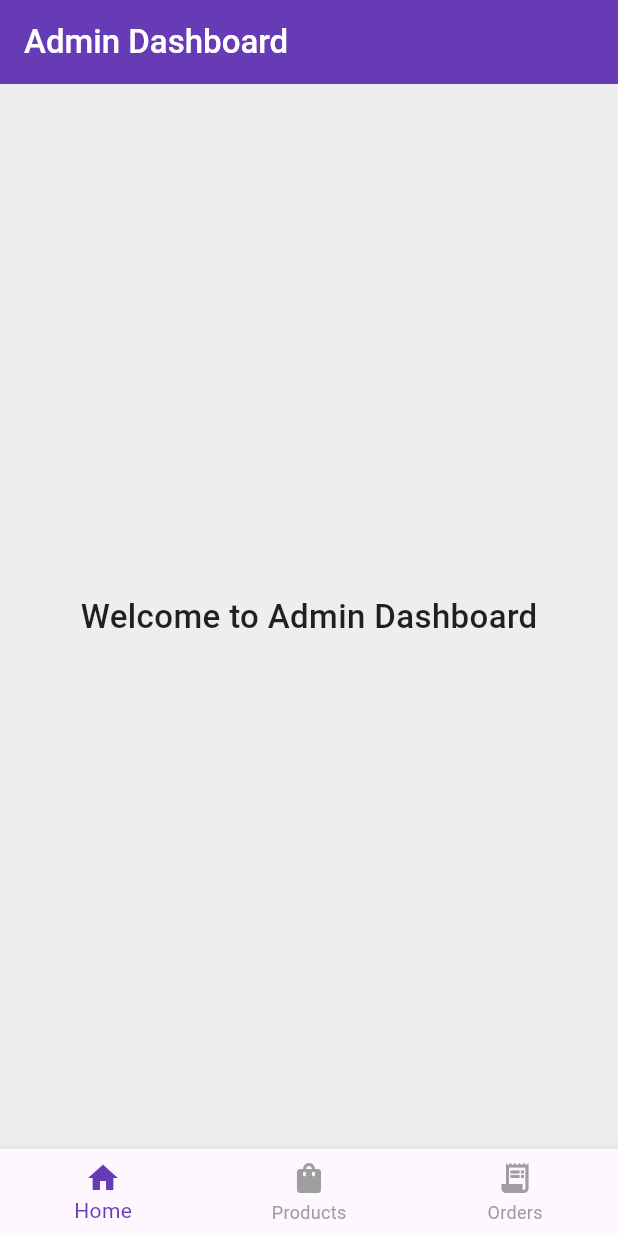
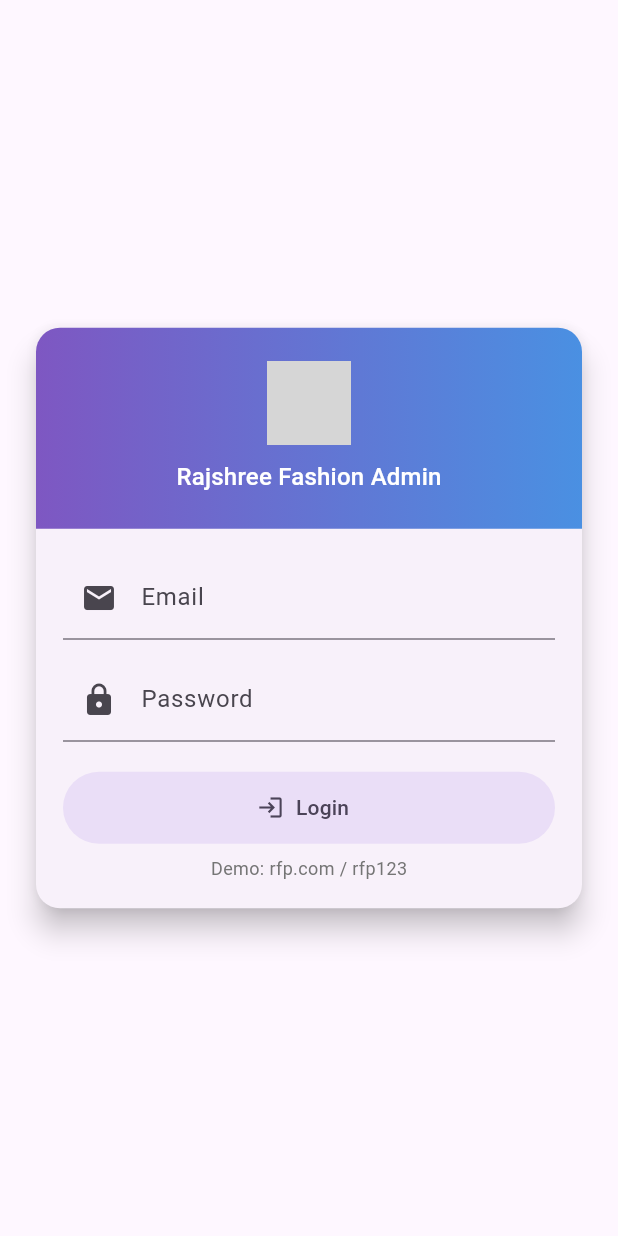
Before and after one commit to MalathyS-foxindia/admin_dashboard_rajashree, a Flutter app: the screen it shows after launch, on a phone screen of 412 x 824 dp. Run offline on Flutter 3.47's test engine with Material 3 defaults, Android fonts, the phone set to English and light mode, and no system bars; our stand-ins replace flutter_dotenv, flutter_svg, pdf, supabase_flutter; missing offline and left inert: barcode; accounts and stored records are empty; grey boxes are pictures that could not be loaded.

Commit message:
Merged Dashboard Changes

```diff
--- a/lib/main.dart
+++ b/lib/main.dart
@@ -1,3 +1,6 @@
+// lib/main.dart
+
+import 'package:admin_dashboard_rajshree/screens/login_screen.dart';
 import 'package:flutter/material.dart';
 import 'package:provider/provider.dart';
 import 'package:flutter_dotenv/flutter_dotenv.dart';
@@ -19,138 +22,34 @@ Future<void> main() async {
   );
 
 
-  runApp(
-    MultiProvider(
-      providers: [
-        ChangeNotifierProvider(create: (_) => ProductProvider()),
-        ChangeNotifierProvider(   create: (_) => OrderProvider(Supabase.instance.client)),
-      ],
-      child: const AdminApp(),
-    ),
-  );
+
+  runApp(const MyApp());
 }
 
-class AdminApp extends StatelessWidget {
-  const AdminApp({super.key});
+const Color primaryBlue = Color(0xFF7E57C2);
+
+class MyApp extends StatelessWidget {
+  const MyApp({super.key});
+
 
   @override
   Widget build(BuildContext context) {
-    return MaterialApp(
-      title: 'Admin Dashboard',
-      theme: ThemeData(
-        primarySwatch: Colors.deepPurple,
-        visualDensity: VisualDensity.adaptivePlatformDensity,
-        scaffoldBackgroundColor: Colors.grey[200],
-        appBarTheme: const AppBarTheme(
-          backgroundColor: Colors.deepPurple,
-          foregroundColor: Colors.white,
-          elevation: 2.0,
+    return MultiProvider(
+      providers: [
+        // This is where you create and provide your ProductProvider
+        ChangeNotifierProvider(create: (_) => ProductProvider()),
+        ChangeNotifierProvider(create: (_) => OrderProvider(Supabase.instance.client)),
+        // Add any other providers your app needs here
+      ],
+      child: MaterialApp(
+        title: 'Rajshree Fashions Admin',
+        debugShowCheckedModeBanner: false,
+        theme: ThemeData(
+          colorScheme: ColorScheme.fromSeed(seedColor: primaryBlue),
+          useMaterial3: true,
         ),
-        cardTheme: CardThemeData(
-          elevation: 4,
-          shape: RoundedRectangleBorder(
-            borderRadius: BorderRadius.circular(10.0),
-          ),
-          margin: const EdgeInsets.all(8.0),
-        ),
-        textTheme: const TextTheme(
-          headlineMedium: TextStyle(fontSize: 28.0, fontWeight: FontWeight.w600, color: Colors.deepPurple),
-          titleLarge: TextStyle(fontSize: 22.0, fontWeight: FontWeight.w500),
-          bodyMedium: TextStyle(fontSize: 16.0, color: Colors.black87),
-        ),
-        elevatedButtonTheme: ElevatedButtonThemeData(
-          style: ElevatedButton.styleFrom(
-            backgroundColor: Colors.deepPurple,
-            foregroundColor: Colors.white,
-            padding: const EdgeInsets.symmetric(horizontal: 24, vertical: 12),
-            shape: RoundedRectangleBorder(
-              borderRadius: BorderRadius.circular(8.0),
-            ),
-          ),
-        ),
+        home: const LoginScreen(),
       ),
-      home: const MainScreen(),
-      debugShowCheckedModeBanner: false,
     );
   }
 }
-
-class MainScreen extends StatefulWidget {
-  const MainScreen({super.key});
-
-  @override
-  State<MainScreen> createState() => _MainScreenState();
-}
-
-class _MainScreenState extends State<MainScreen> {
-  int _selectedIndex = 0;
-
-   final List<Widget> _screens = const [
-    Center(
-      child: Text(
-        'Welcome to Admin Dashboard',
-        style: TextStyle(fontSize: 22, fontWeight: FontWeight.w500),
-      ),
-    ),
-    ProductsScreen(),
-    OrdersScreen(),
-  ];
-
-  void _onItemTapped(int index) {
-    setState(() {
-      _selectedIndex = index;
-    });
-  }
-
-
- @override
-  Widget build(BuildContext context) {
-    final isDesktop = MediaQuery.of(context).size.width >= 600;
-    return Scaffold(
-      appBar: AppBar(title: const Text('Admin Dashboard')),
-      body: Row(
-        children: [
-          if (isDesktop)
-            NavigationRail(
-              selectedIndex: _selectedIndex,
-              onDestinationSelected: _onItemTapped,
-              labelType: NavigationRailLabelType.all,
-              destinations: const [
-                NavigationRailDestination(
-                  icon: Icon(Icons.home_outlined),
-                  selectedIcon: Icon(Icons.home),
-                  label: Text('Home'),
-                ),
-                NavigationRailDestination(
-                  icon: Icon(Icons.shopping_bag_outlined),
-                  selectedIcon: Icon(Icons.shopping_bag),
-                  label: Text('Products'),
-                ),
-                NavigationRailDestination(
-                  icon: Icon(Icons.receipt_long_outlined),
-                  selectedIcon: Icon(Icons.receipt_long),
-                  label: Text('Orders'),
-                ),
-              ],
-            ),
-          Expanded(child: _screens[_selectedIndex]),
-        ],
-      ),
-      bottomNavigationBar: isDesktop
-          ? null
-          : BottomNavigationBar(
-              currentIndex: _selectedIndex,
-              onTap: _onItemTapped,
-              selectedItemColor: Colors.deepPurple,
-              unselectedItemColor: Colors.grey,
-              items: const [
-                BottomNavigationBarItem(icon: Icon(Icons.home), label: 'Home'),
-                BottomNavigationBarItem(
-                    icon: Icon(Icons.shopping_bag), label: 'Products'),
-                BottomNavigationBarItem(
-                    icon: Icon(Icons.receipt_long), label: 'Orders'),
-              ],
-            ),
-    );
-  }
-}
--- /dev/null
+++ b/lib/screens/login_screen.dart
@@ -0,0 +1,118 @@
+// lib/screens/login_screen.dart
+import 'package:flutter/material.dart';
+import 'package:flutter_svg/flutter_svg.dart';
+import 'package:admin_dashboard_rajshree/screens/dashboard_screen.dart';
+
+class LoginScreen extends StatefulWidget {
+  const LoginScreen({super.key});
+
+  @override
+  State<LoginScreen> createState() => _LoginScreenState();
+}
+
+class _LoginScreenState extends State<LoginScreen> {
+  final TextEditingController _email = TextEditingController();
+  final TextEditingController _password = TextEditingController();
+  bool _loading = false;
+
+  static const demoEmail = 'rfp.com';
+  static const demoPassword = 'rfp123';
+
+  void _login() async {
+    final email = _email.text.trim();
+    final pass = _password.text;
+    if (email.isEmpty || pass.isEmpty) {
+      ScaffoldMessenger.of(context).showSnackBar(const SnackBar(content: Text('Please enter email & password')));
+      return;
+    }
+
+    setState(() => _loading = true);
+    await Future.delayed(const Duration(milliseconds: 600));
+    setState(() => _loading = false);
+
+    if (email == demoEmail && pass == demoPassword) {
+      Navigator.of(context).pushReplacement(MaterialPageRoute(builder: (_) => const DashboardScreen()));
+    } else {
+      ScaffoldMessenger.of(context).showSnackBar(const SnackBar(content: Text('Invalid credentials')));
+    }
+  }
+
+  @override
+  Widget build(BuildContext context) {
+    final isWide = MediaQuery.of(context).size.width > 600;
+    return Scaffold(
+      body: Container(
+        color: Theme.of(context).colorScheme.background,
+        alignment: Alignment.center,
+        child: SingleChildScrollView(
+          child: Padding(
+            padding: EdgeInsets.symmetric(horizontal: isWide ? 0 : 20),
+            child: Center(
+              child: ConstrainedBox(
+                constraints: const BoxConstraints(maxWidth: 460),
+                child: Card(
+                  elevation: 8,
+                  shape: RoundedRectangleBorder(borderRadius: BorderRadius.circular(16)),
+                  child: Column(
+                    mainAxisSize: MainAxisSize.min,
+                    children: [
+                      Container(
+                        width: double.infinity,
+                        padding: const EdgeInsets.symmetric(vertical: 22),
+                        decoration: const BoxDecoration(
+                          borderRadius: BorderRadius.vertical(top: Radius.circular(16)),
+                          gradient: LinearGradient(colors: [Color(0xFF7E57C2), Color(0xFF4A90E2)]),
+                        ),
+                        child: Column(
+                          mainAxisSize: MainAxisSize.min,
+                          children: [
+                            Image.asset('images/logo.png', height: 56, width: 56, fit: BoxFit.contain),
+                            const SizedBox(height: 10),
+                            Text('Rajshree Fashion Admin',
+                                style: Theme.of(context).textTheme.titleMedium!.copyWith(color: Colors.white)),
+                          ],
+                        ),
+                      ),
+                      Padding(
+                        padding: const EdgeInsets.all(18),
+                        child: Column(
+                          children: [
+                            TextField(
+                              controller: _email,
+                              keyboardType: TextInputType.emailAddress,
+                              decoration: const InputDecoration(labelText: 'Email', prefixIcon: Icon(Icons.email)),
+                            ),
+                            const SizedBox(height: 12),
+                            TextField(
+                              controller: _password,
+                              obscureText: true,
+                              decoration: const InputDecoration(labelText: 'Password', prefixIcon: Icon(Icons.lock)),
+                            ),
+                            const SizedBox(height: 20),
+                            SizedBox(
+                              width: double.infinity,
+                              height: 48,
+                              child: FilledButton.tonalIcon(
+                                icon: _loading
+                                    ? const SizedBox(width: 20, height: 20, child: CircularProgressIndicator(strokeWidth: 2))
+                                    : const Icon(Icons.login),
+                                label: const Text('Login'),
+                                onPressed: _loading ? null : _login,
+                              ),
+                            ),
+                            const SizedBox(height: 8),
+                            Text('Demo: rfp.com / rfp123', style: TextStyle(color: Colors.grey[600], fontSize: 12)),
+                          ],
+                        ),
+                      ),
+                    ],
+                  ),
+                ),
+              ),
+            ),
+          ),
+        ),
+      ),
+    );
+  }
+}
--- a/pubspec.yaml
+++ b/pubspec.yaml
@@ -44,6 +44,7 @@ dependencies:
   printing: ^5.12.0
   barcode: ^2.2.4
   supabase_flutter: ^2.9.1
+  flutter_svg: ^2.0.13
 
 dev_dependencies:
   flutter_test:
```
Also changed, not shown: lib/models/products_model.dart (+40 -23 lines), lib/providers/product_provider.dart (+28 -16 lines), lib/screens/dashboard_screen.dart (added, +199 -0 lines), lib/screens/products_screen.dart (+85 -68 lines), assets/images/logo.png (added), pubspec.lock.
